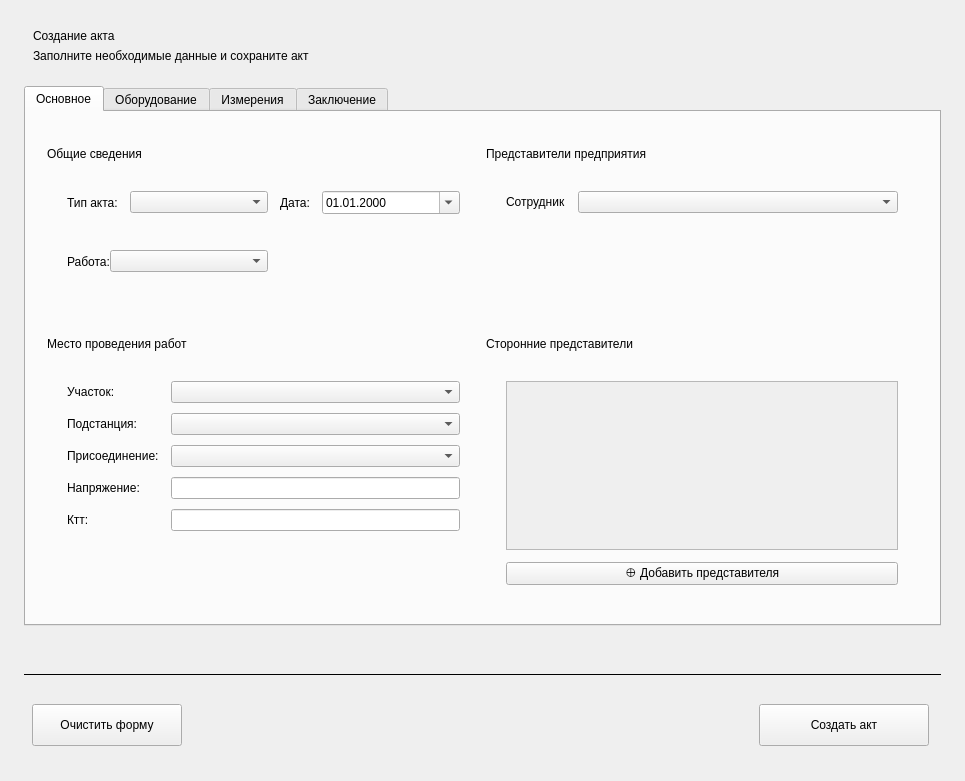
The window that ui/createactwidget.ui (nikola240698/MeteringActs) describes before a commit, drawn with Qt 5.
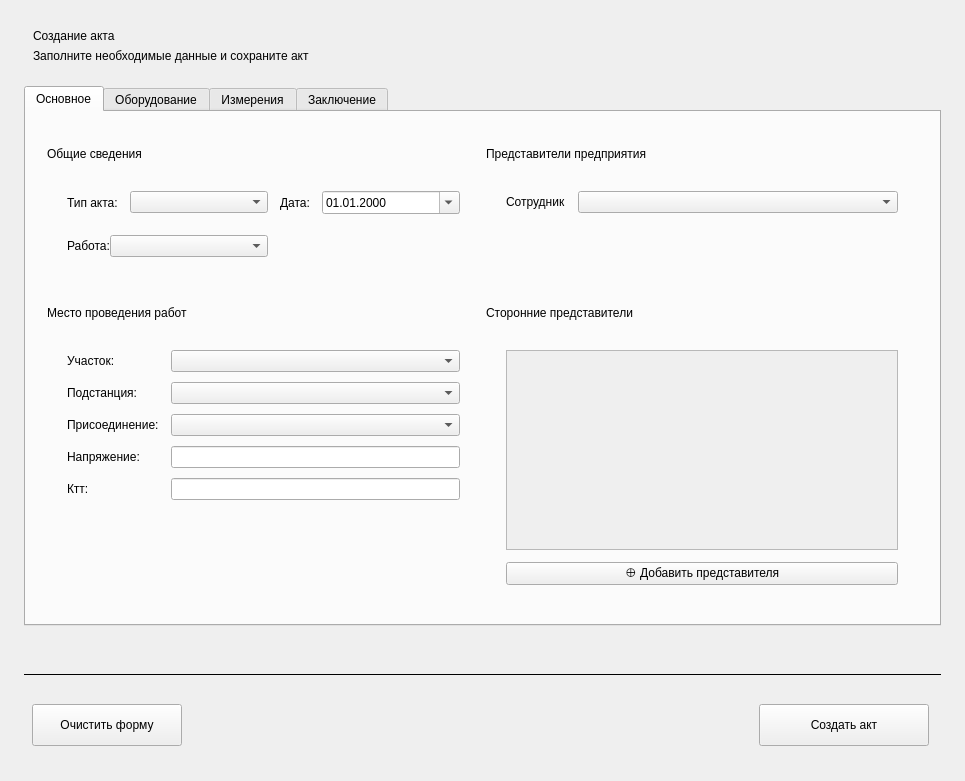
The same window after the commit.

Diff of the .ui file:
```diff
--- a/ui/createactwidget.ui
+++ b/ui/createactwidget.ui
@@ -473,15 +473,18 @@
                     <property name="minimumSize">
                      <size>
                       <width>0</width>
-                      <height>120</height>
+                      <height>200</height>
                      </size>
                     </property>
                     <property name="maximumSize">
                      <size>
                       <width>16777215</width>
-                      <height>220</height>
+                      <height>260</height>
                      </size>
                     </property>
+                    <property name="horizontalScrollBarPolicy">
+                     <enum>Qt::ScrollBarPolicy::ScrollBarAlwaysOff</enum>
+                    </property>
                     <property name="widgetResizable">
                      <bool>true</bool>
                     </property>
@@ -491,7 +494,7 @@
                        <x>0</x>
                        <y>0</y>
                        <width>385</width>
-                       <height>166</height>
+                       <height>196</height>
                       </rect>
                      </property>
                      <layout class="QVBoxLayout" name="verticalLayout_8">
@@ -526,17 +529,30 @@
                           <number>12</number>
                          </property>
                          <property name="leftMargin">
-                          <number>20</number>
+                          <number>0</number>
                          </property>
                          <property name="topMargin">
-                          <number>16</number>
+                          <number>0</number>
                          </property>
                          <property name="rightMargin">
-                          <number>20</number>
+                          <number>0</number>
                          </property>
                          <property name="bottomMargin">
-                          <number>18</number>
+                          <number>0</number>
                          </property>
+                         <item>
+                          <spacer name="verticalSpacer_5">
+                           <property name="orientation">
+                            <enum>Qt::Orientation::Vertical</enum>
+                           </property>
+                           <property name="sizeHint" stdset="0">
+                            <size>
+                             <width>20</width>
+                             <height>40</height>
+                            </size>
+                           </property>
+                          </spacer>
+                         </item>
                         </layout>
                        </widget>
                       </item>
```
Left out of the diff: 4 changed lines with no effect on the pictures.
